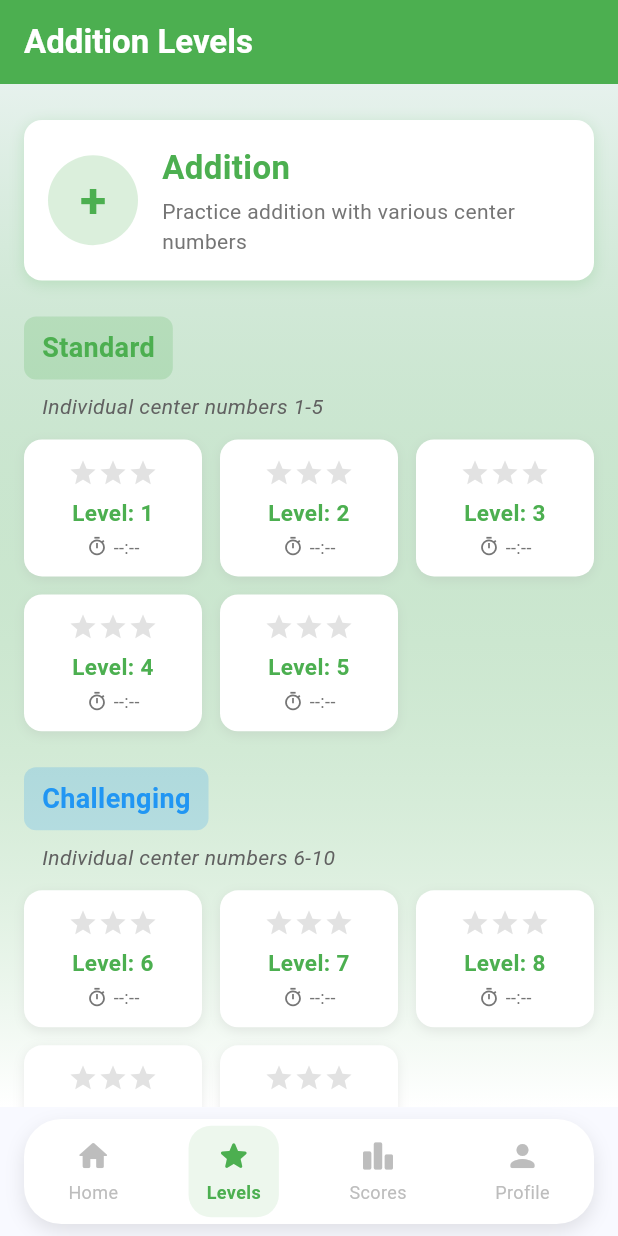
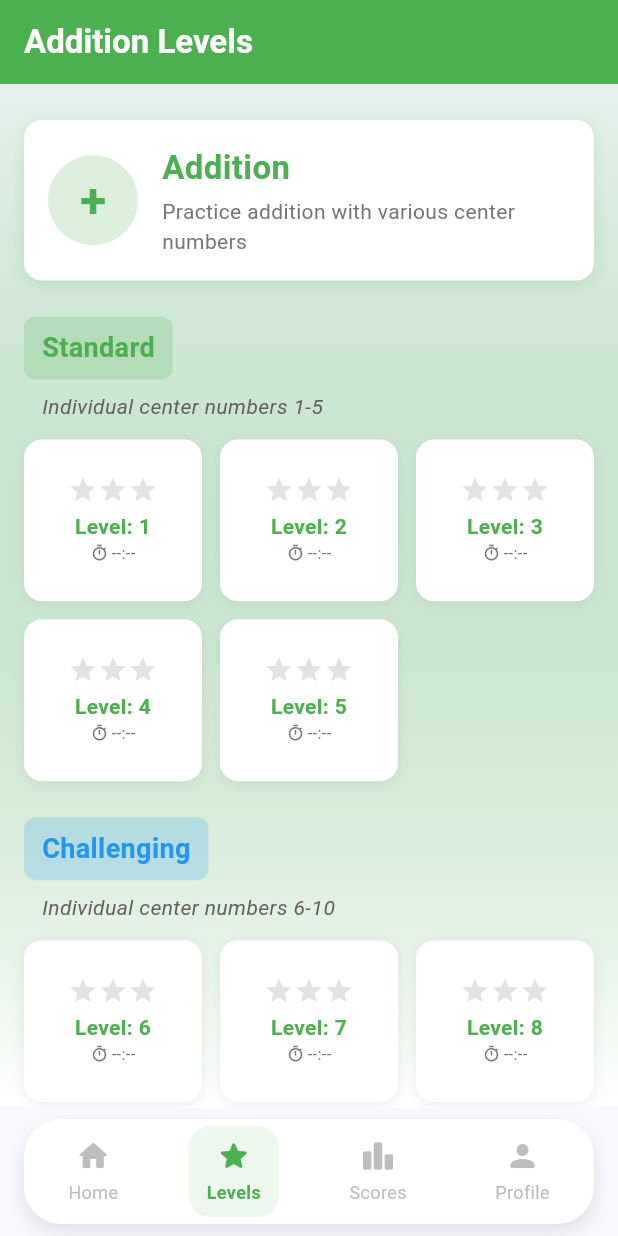
Before and after one commit to dannyboy166/math_skills_game, a Flutter app: the screen it shows once a user with an empty profile is signed in, item 2 of the bottom bar chosen, on a phone screen of 412 x 824 dp. Run offline on Flutter 3.47's test engine with Material 3 defaults, Android fonts, the phone set to English and light mode, and no system bars; our stand-ins replace cloud_firestore, firebase_auth, firebase_core, google_sign_in; accounts and stored records are empty.

Commit message:
bug fixes

```diff
--- a/lib/screens/levels_screen.dart
+++ b/lib/screens/levels_screen.dart
@@ -559,8 +559,8 @@ class _LevelsScreenState extends State<LevelsScreen> {
                 : 2,
             childAspectRatio:
                 difficultyName == 'Expert' || difficultyName == 'Impossible'
-                    ? 1.1
-                    : 1.3,
+                    ? 0.95 // Decreased from 1.1 (more height)
+                    : 1.1, // Decreased from 1.3 (more height)
             crossAxisSpacing: 12,
             mainAxisSpacing: 12,
           ),
@@ -656,24 +656,25 @@ class _LevelsScreenState extends State<LevelsScreen> {
                 );
               }),
             ),
-            SizedBox(height: 6),
+            SizedBox(height: 4), // Reduced from 6
 
             // Level title
             Text(
               title,
               style: TextStyle(
-                fontSize: 15,
+                fontSize: 14, // Reduced from 15
                 fontWeight: FontWeight.bold,
                 color: operationColor,
               ),
               textAlign: TextAlign.center,
+              maxLines: 1,
+              overflow: TextOverflow.ellipsis,
             ),
 
             // For range-based levels, add a subtitle with less height
             if (isRange &&
                 (widget.operationName == 'addition' ||
-                    widget.operationName == 'subtraction')) ...[
-              SizedBox(height: 1), // Reduce spacing
+                    widget.operationName == 'subtraction'))
               Text(
                 'Target Range',
                 style: TextStyle(
@@ -682,28 +683,29 @@ class _LevelsScreenState extends State<LevelsScreen> {
                 ),
                 textAlign: TextAlign.center,
               ),
-            ],
-
-            SizedBox(height: 4),
 
             // Best time
-            Row(
+            Flexible(
+              fit: FlexFit.loose,
+              child: Row(
                 mainAxisAlignment: MainAxisAlignment.center,
+                mainAxisSize: MainAxisSize.min,
                 children: [
                   Icon(
                     Icons.timer_outlined,
-                  size: 14,
+                    size: 12, // Reduced from 14
                     color: Colors.grey[600],
                   ),
-                SizedBox(width: 4),
+                  SizedBox(width: 2), // Reduced from 4
                   Text(
                     bestTime,
                     style: TextStyle(
-                    fontSize: 12,
+                      fontSize: 11, // Reduced from 12
                       color: Colors.grey[600],
                     ),
                   ),
                 ],
+              ),
             ),
           ],
         ),
--- a/lib/services/user_service.dart
+++ b/lib/services/user_service.dart
@@ -180,7 +180,7 @@ class UserService {
     int longestStreak = userDataMap['streakData']?['longestStreak'] ?? 0;
 
     // Check if this is first time playing today
-    // if (lastPlayedDate == null || lastPlayedDate.isBefore(today)) {
+    if (lastPlayedDate == null || lastPlayedDate.isBefore(today)) {
       // Check if continuing streak (yesterday) or breaking streak
       if (lastPlayedDate != null &&
           lastPlayedDate.difference(today).inDays == -1) {
@@ -208,7 +208,7 @@ class UserService {
 
       // Also update weekly streak collection
       await _updateWeeklyStreak(userId, today);
-    //}
+    }
   }
 
   // Update weekly streak data
```
Lines whose indentation alone changed are shown as unchanged.
